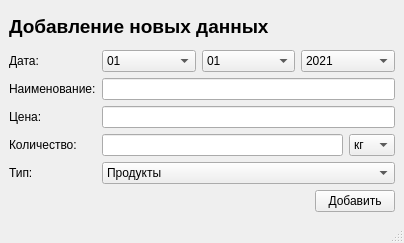
kirilproger/QtPractice, file CostManager/addwindow.ui: the form before one commit.
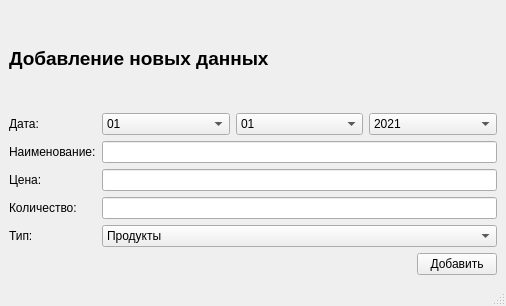
The form after the commit.

Commit message: добавил ввод данных с формы

Patch:
```diff
--- a/CostManager/addwindow.ui
+++ b/CostManager/addwindow.ui
@@ -6,8 +6,8 @@
    <rect>
     <x>0</x>
     <y>0</y>
-    <width>404</width>
-    <height>243</height>
+    <width>506</width>
+    <height>306</height>
    </rect>
   </property>
   <property name="windowTitle">
@@ -331,31 +331,7 @@
         <item row="3" column="1">
          <layout class="QHBoxLayout" name="horizontalLayout_5">
           <item>
-           <widget class="QLineEdit" name="lineEdit_3"/>
-          </item>
-          <item>
-           <widget class="QComboBox" name="comboBox">
-            <item>
-             <property name="text">
-              <string>кг</string>
-             </property>
-            </item>
-            <item>
-             <property name="text">
-              <string>шт</string>
-             </property>
-            </item>
-            <item>
-             <property name="text">
-              <string>л</string>
-             </property>
-            </item>
-            <item>
-             <property name="text">
-              <string>г</string>
-             </property>
-            </item>
-           </widget>
+           <widget class="QLineEdit" name="AmountEdit"/>
           </item>
          </layout>
         </item>
```
Left out of the diff: 12 changed lines with no effect on the pictures. The commit also changes 2 other files.
